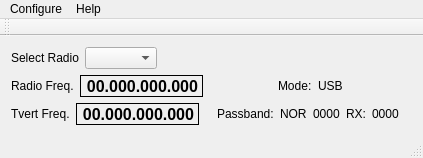
Old version of the form mqt/MqtRigControl/rigcontrolmainwindow.ui in the repository zsteva/backup-minos2.
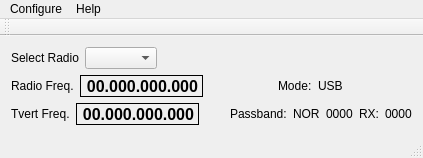
New version of the form.

The edit to the form file:
```diff
--- a/mqt/MqtRigControl/rigcontrolmainwindow.ui
+++ b/mqt/MqtRigControl/rigcontrolmainwindow.ui
@@ -192,19 +192,6 @@
           </property>
          </widget>
         </item>
-        <item>
-         <spacer name="horizontalSpacer">
-          <property name="orientation">
-           <enum>Qt::Horizontal</enum>
-          </property>
-          <property name="sizeHint" stdset="0">
-           <size>
-            <width>40</width>
-            <height>20</height>
-           </size>
-          </property>
-         </spacer>
-        </item>
        </layout>
       </item>
      </layout>
```
